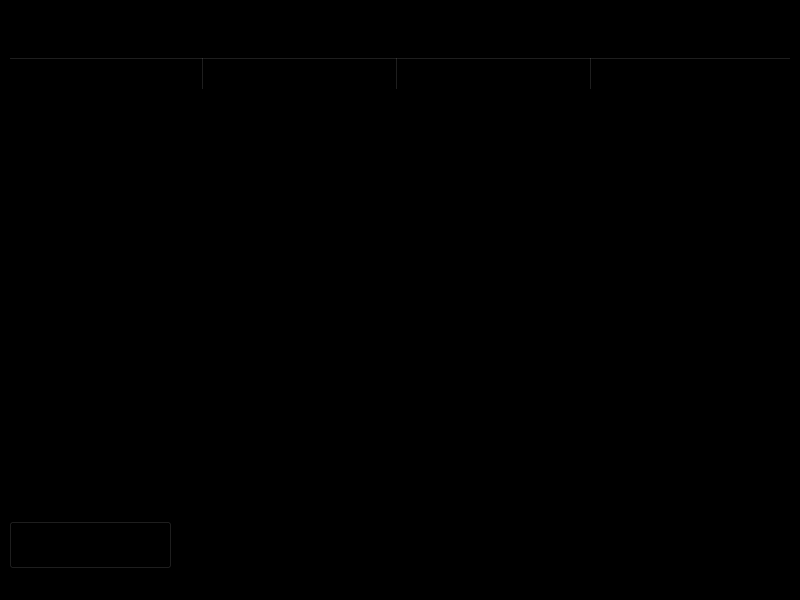
This is sold_items.ui in acmpesuecc/GrowPal as Qt 5 draws it before an edit. The edited form follows.
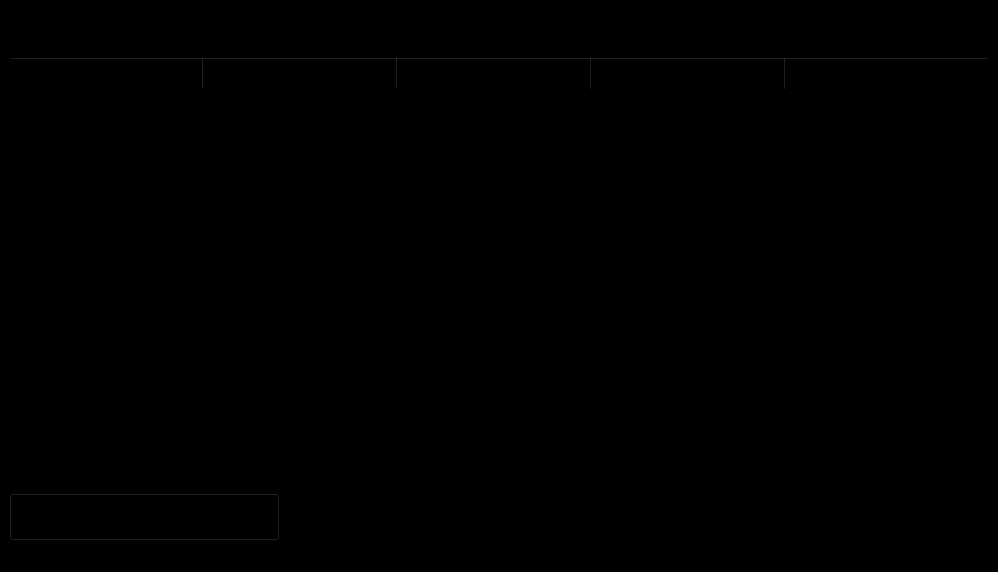
This is the edited form. Icons and pictures are not drawn.

The edit to the form file:
```diff
--- a/sold_items.ui
+++ b/sold_items.ui
@@ -6,8 +6,8 @@
    <rect>
     <x>0</x>
     <y>0</y>
-    <width>800</width>
-    <height>600</height>
+    <width>998</width>
+    <height>572</height>
    </rect>
   </property>
   <property name="windowTitle">
@@ -18,7 +18,41 @@
   </property>
   <widget class="QWidget" name="centralwidget">
    <layout class="QGridLayout" name="gridLayout">
-    <item row="1" column="0" colspan="6">
+    <item row="2" column="0" colspan="3">
+     <widget class="QPushButton" name="pushButton_back">
+      <property name="font">
+       <font>
+        <pointsize>26</pointsize>
+        <weight>75</weight>
+        <bold>true</bold>
+       </font>
+      </property>
+      <property name="styleSheet">
+       <string notr="true"/>
+      </property>
+      <property name="text">
+       <string>      &lt;      </string>
+      </property>
+     </widget>
+    </item>
+    <item row="0" column="0">
+     <widget class="QLabel" name="label">
+      <property name="font">
+       <font>
+        <pointsize>28</pointsize>
+        <weight>75</weight>
+        <bold>true</bold>
+       </font>
+      </property>
+      <property name="text">
+       <string>Selling  </string>
+      </property>
+      <property name="alignment">
+       <set>Qt::AlignLeading|Qt::AlignLeft|Qt::AlignVCenter</set>
+      </property>
+     </widget>
+    </item>
+    <item row="1" column="0" colspan="7">
      <widget class="QTableWidget" name="tableWidget">
       <property name="font">
        <font>
@@ -46,6 +80,21 @@
       <attribute name="horizontalHeaderStretchLastSection">
        <bool>true</bool>
       </attribute>
+      <column>
+       <property name="text">
+        <string>Edit</string>
+       </property>
+       <property name="font">
+        <font>
+         <pointsize>18</pointsize>
+         <weight>75</weight>
+         <bold>true</bold>
+        </font>
+       </property>
+       <property name="textAlignment">
+        <set>AlignHCenter|AlignTop</set>
+       </property>
+      </column>
       <column>
        <property name="text">
         <string>Image</string>
@@ -108,7 +157,7 @@
       </column>
      </widget>
     </item>
-    <item row="2" column="4" colspan="2">
+    <item row="2" column="5" colspan="2">
      <spacer name="horizontalSpacer_2">
       <property name="orientation">
        <enum>Qt::Horizontal</enum>
@@ -121,22 +170,18 @@
       </property>
      </spacer>
     </item>
-    <item row="0" column="0">
-     <widget class="QLabel" name="label">
-      <property name="font">
-       <font>
-        <pointsize>28</pointsize>
-        <weight>75</weight>
-        <bold>true</bold>
-       </font>
+    <item row="2" column="3" colspan="2">
+     <spacer name="horizontalSpacer">
+      <property name="orientation">
+       <enum>Qt::Horizontal</enum>
       </property>
-      <property name="text">
-       <string>Selling  </string>
+      <property name="sizeHint" stdset="0">
+       <size>
+        <width>575</width>
+        <height>20</height>
+       </size>
       </property>
-      <property name="alignment">
-       <set>Qt::AlignLeading|Qt::AlignLeft|Qt::AlignVCenter</set>
-      </property>
-     </widget>
+     </spacer>
     </item>
     <item row="0" column="1">
      <widget class="QLabel" name="label_2">
@@ -148,36 +193,6 @@
       </property>
      </widget>
     </item>
-    <item row="2" column="2" colspan="2">
-     <spacer name="horizontalSpacer">
-      <property name="orientation">
-       <enum>Qt::Horizontal</enum>
-      </property>
-      <property name="sizeHint" stdset="0">
-       <size>
-        <width>575</width>
-        <height>20</height>
-       </size>
-      </property>
-     </spacer>
-    </item>
-    <item row="2" column="0" colspan="2">
-     <widget class="QPushButton" name="pushButton_back">
-      <property name="font">
-       <font>
-        <pointsize>26</pointsize>
-        <weight>75</weight>
-        <bold>true</bold>
-       </font>
-      </property>
-      <property name="styleSheet">
-       <string notr="true"/>
-      </property>
-      <property name="text">
-       <string>      &lt;      </string>
-      </property>
-     </widget>
-    </item>
    </layout>
   </widget>
   <widget class="QMenuBar" name="menubar">
```
Left out of the diff: 4 changed lines with no effect on the pictures.
